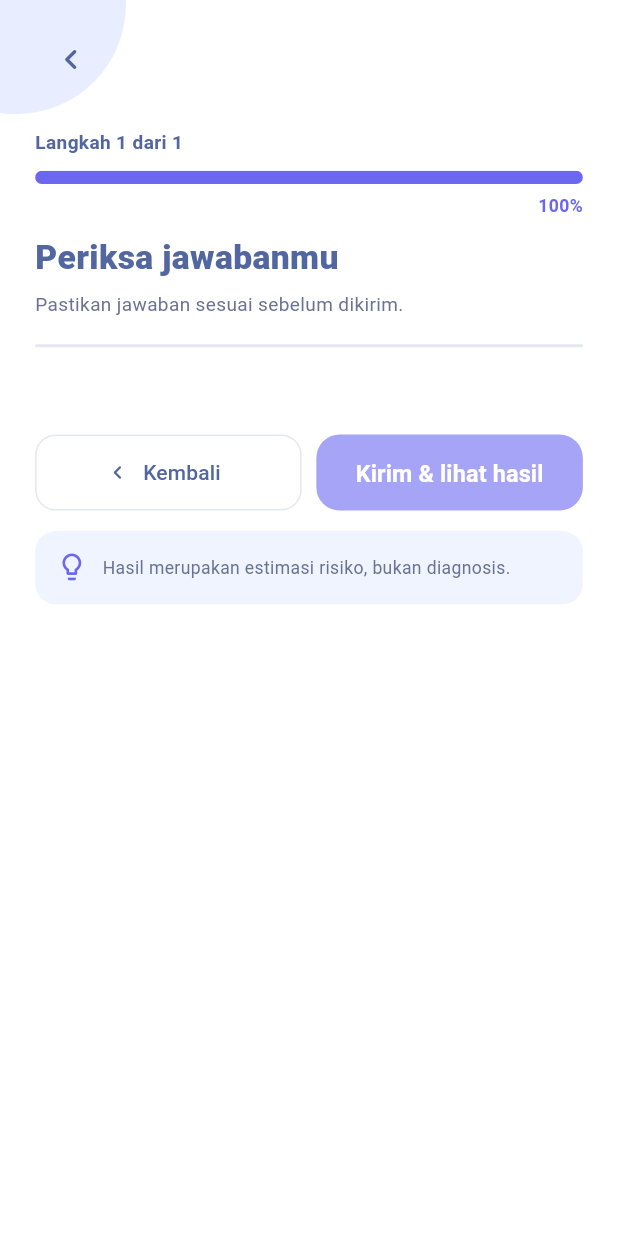
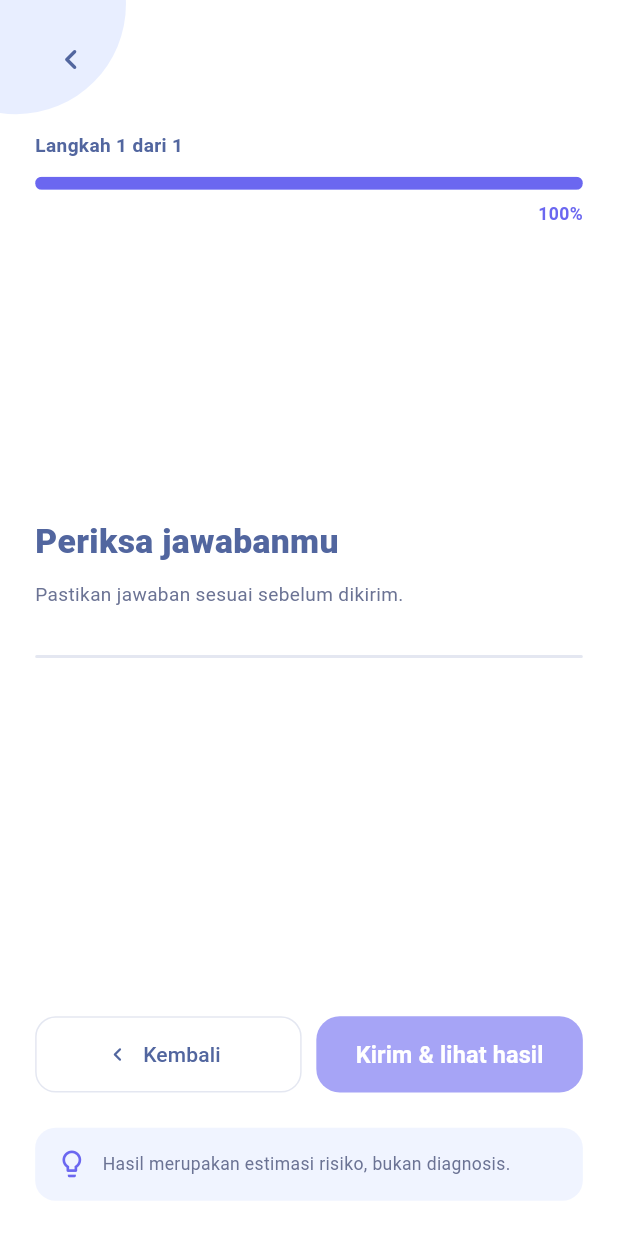
Before and after one commit to AnkaRezaa/AntiBurnout, a Flutter app: the SurveyStepper screen opened directly with empty values, on a phone screen of 412 x 824 dp. Run offline on Flutter 3.47's test engine with Material 3 defaults, Android fonts, the phone set to English and light mode, and no system bars; our stand-ins replace flutter_riverpod, go_router; accounts and stored records are empty.

Commit message:
tepper.dart	fix(survey): improve vertical spacing across question steps

```diff
--- a/mobile/lib/features/survey/presentation/widgets/survey_stepper.dart
+++ b/mobile/lib/features/survey/presentation/widgets/survey_stepper.dart
@@ -90,18 +90,30 @@ class _SurveyStepperState extends State<SurveyStepper> {
                   ),
                 ),
               ),
-              SingleChildScrollView(
+              LayoutBuilder(
+                builder: (context, constraints) => SingleChildScrollView(
                   key: PageStorageKey('survey-step-$_step'),
                   padding: EdgeInsets.fromLTRB(
-                  context.ui(24),
-                  context.ui(16),
-                  context.ui(24),
-                  context.ui(24),
+                    context.ui(AppSpacing.lg),
+                    context.ui(AppSpacing.md),
+                    context.ui(AppSpacing.lg),
+                    context.ui(AppSpacing.lg),
                   ),
                   child: Center(
                     child: ConstrainedBox(
-                    constraints: const BoxConstraints(maxWidth: 560),
+                      constraints: BoxConstraints(
+                        maxWidth: 560,
+                        minHeight:
+                            (constraints.maxHeight -
+                                    context.ui(AppSpacing.md + AppSpacing.lg))
+                                .clamp(0.0, double.infinity)
+                                .toDouble(),
+                      ),
                       child: Column(
+                        mainAxisAlignment: MainAxisAlignment.spaceBetween,
+                        crossAxisAlignment: CrossAxisAlignment.stretch,
+                        children: [
+                          Column(
                             crossAxisAlignment: CrossAxisAlignment.stretch,
                             children: [
                               Align(
@@ -110,10 +122,12 @@ class _SurveyStepperState extends State<SurveyStepper> {
                                   tooltip: _step == 0
                                       ? 'Kembali ke pengantar survei'
                                       : 'Kembali',
-                            onPressed: widget.state.isSubmitting ? null : _back,
+                                  onPressed: widget.state.isSubmitting
+                                      ? null
+                                      : _back,
                                 ),
                               ),
-                        SizedBox(height: context.ui(22)),
+                              SizedBox(height: context.ui(AppSpacing.lg)),
                               Text(
                                 'Langkah ${_step + 1} dari $_total',
                                 style: _subtitleStyle(context, 13).copyWith(
@@ -121,9 +135,11 @@ class _SurveyStepperState extends State<SurveyStepper> {
                                   fontWeight: FontWeight.w700,
                                 ),
                               ),
-                        SizedBox(height: context.ui(10)),
+                              SizedBox(height: context.ui(12)),
                               ClipRRect(
-                          borderRadius: BorderRadius.circular(context.ui(16)),
+                                borderRadius: BorderRadius.circular(
+                                  context.ui(AppSpacing.radius),
+                                ),
                                 child: LinearProgressIndicator(
                                   value: progress,
                                   minHeight: context.ui(9),
@@ -134,7 +150,9 @@ class _SurveyStepperState extends State<SurveyStepper> {
                               Align(
                                 alignment: Alignment.centerRight,
                                 child: Padding(
-                            padding: EdgeInsets.only(top: context.ui(7)),
+                                  padding: EdgeInsets.only(
+                                    top: context.ui(AppSpacing.sm),
+                                  ),
                                   child: Text(
                                     '${(progress * 100).round()}%',
                                     style: AppTextStyles.link.copyWith(
@@ -143,16 +161,27 @@ class _SurveyStepperState extends State<SurveyStepper> {
                                   ),
                                 ),
                               ),
-                        SizedBox(height: context.ui(12)),
+                            ],
+                          ),
+                          Padding(
+                            padding: EdgeInsets.symmetric(
+                              vertical: context.ui(AppSpacing.xl),
+                            ),
+                            child: Column(
+                              crossAxisAlignment: CrossAxisAlignment.stretch,
+                              children: [
                                 Text(
                                   title,
                                   style: AppTextStyles.title.copyWith(
                                     fontSize: context.ui(23),
                                   ),
                                 ),
-                        SizedBox(height: context.ui(8)),
-                        Text(subtitle, style: _subtitleStyle(context, 13)),
-                        SizedBox(height: context.ui(18)),
+                                SizedBox(height: context.ui(12)),
+                                Text(
+                                  subtitle,
+                                  style: _subtitleStyle(context, 13),
+                                ),
+                                SizedBox(height: context.ui(AppSpacing.xl)),
                                 IgnorePointer(
                                   ignoring: widget.state.isSubmitting,
                                   child: _isReview
@@ -160,7 +189,7 @@ class _SurveyStepperState extends State<SurveyStepper> {
                                       : _input(context, _question),
                                 ),
                                 if (widget.state.errorMessage != null) ...[
-                          SizedBox(height: context.ui(AppSpacing.md)),
+                                  SizedBox(height: context.ui(AppSpacing.lg)),
                                   Semantics(
                                     liveRegion: true,
                                     child: Text(
@@ -172,11 +201,19 @@ class _SurveyStepperState extends State<SurveyStepper> {
                                     ),
                                   ),
                                 ],
-                        SizedBox(height: context.ui(24)),
+                              ],
+                            ),
+                          ),
+                          Column(
+                            crossAxisAlignment: CrossAxisAlignment.stretch,
+                            children: [
                               _actions(context),
-                        SizedBox(height: context.ui(14)),
+                              SizedBox(height: context.ui(AppSpacing.lg)),
                               _TipCard(text: tip),
                             ],
+                          ),
+                        ],
+                      ),
                     ),
                   ),
                 ),
```
Lines whose indentation alone changed are shown as unchanged.
